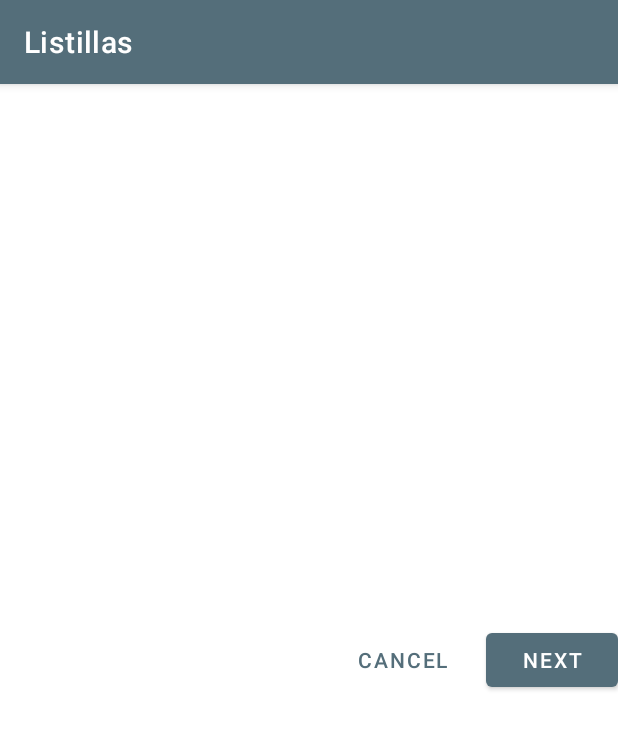
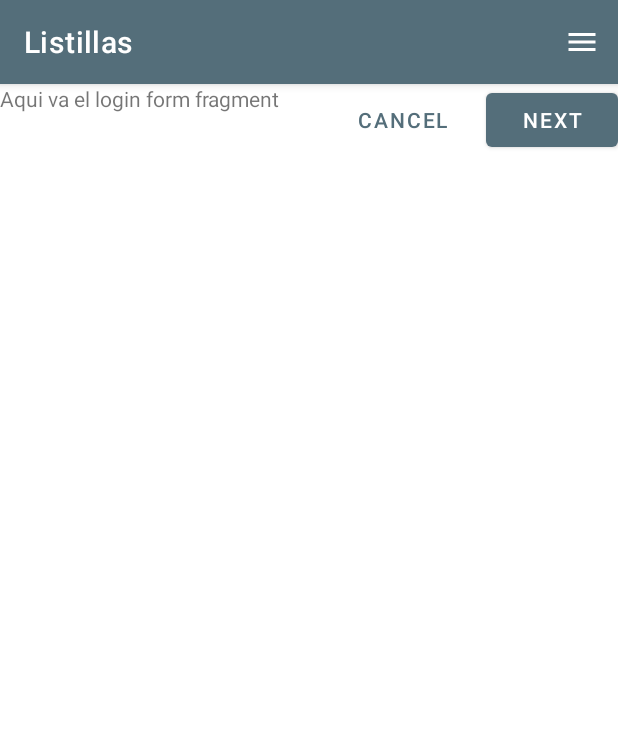
Before and after one commit to SergioGon1980/listillas, an Android app: the screen it shows after launch (MainActivity before the commit, LoginActivity after it), on a phone screen of 412 x 824 dp. Shown: the top 729 px of the screen. Run offline under Robolectric (Android 15) with nearby library versions, the phone set to English and light mode, and no system bars.

```diff
--- a/app/src/main/AndroidManifest.xml
+++ b/app/src/main/AndroidManifest.xml
@@ -9,6 +9,12 @@
         android:roundIcon="@mipmap/ic_launcher_round"
         android:supportsRtl="true"
         android:theme="@style/Theme.Listillas">
+        <activity
+            android:name=".login.LoginActivity"
+            android:exported="false" />
+        <activity
+            android:name=".config.ConfigActivity"
+            android:exported="false" />
         <activity
             android:name=".list.ListaActivity"
             android:exported="false" />
--- a/app/src/main/java/com/example/listillas/MainActivity.kt
+++ b/app/src/main/java/com/example/listillas/MainActivity.kt
@@ -1,11 +1,31 @@
 package com.example.listillas
 
+import android.content.Intent
 import androidx.appcompat.app.AppCompatActivity
 import android.os.Bundle
+import android.view.Menu
+import com.example.listillas.list.ListaActivity
+import com.example.listillas.login.LoginActivity
 
 class MainActivity : AppCompatActivity() {
     override fun onCreate(savedInstanceState: Bundle?) {
         super.onCreate(savedInstanceState)
         setContentView(R.layout.activity_main)
+
+
+
+        // TODO: check configuration an pass parameters to login Activity
+        val isLogged = false
+
+        if (isLogged){
+            startActivity(Intent(this, ListaActivity::class.java).apply { })
+        }else {
+            // TODO: Is firebase or local?
+            //val isLocal = true
+            val intentLogin = Intent(this, LoginActivity::class.java)
+            intentLogin.putExtra("isLocal", false)
+            startActivity (intentLogin)
+        }
     }
+
 }
--- a/app/src/main/java/com/example/listillas/list/ListService.kt
+++ b/app/src/main/java/com/example/listillas/list/ListService.kt
@@ -2,7 +2,7 @@ package com.example.listillas.list
 
 import android.content.Context
 import android.util.Log
-import com.example.listillas.item.Item
+import com.example.listillas.list.item.Item
 import org.json.JSONArray
 import java.io.IOException
 
--- a/app/src/main/java/com/example/listillas/item/Item.kt
+++ b/app/src/main/java/com/example/listillas/list/item/Item.kt
@@ -1,4 +1,4 @@
-package com.example.listillas.item
+package com.example.listillas.list.item
 
 import java.text.SimpleDateFormat
 import java.time.Instant
--- /dev/null
+++ b/app/src/main/java/com/example/listillas/login/LoginActivity.kt
@@ -0,0 +1,52 @@
+package com.example.listillas.login
+
+import androidx.appcompat.app.AppCompatActivity
+import android.os.Bundle
+import android.util.Log
+import android.view.Menu
+import android.view.MenuItem
+import android.widget.FrameLayout
+import com.example.listillas.R
+import com.example.listillas.menu.MenuItems
+
+class LoginActivity : AppCompatActivity() {
+    private var loginContainer: FrameLayout? = null
+
+    override fun onCreate(savedInstanceState: Bundle?) {
+        super.onCreate(savedInstanceState)
+        setContentView(R.layout.activity_login)
+
+        loginContainer = findViewById(R.id.loginContainer)
+        val isLocal = intent.getBooleanExtra("isLocal", true)
+        Log.d("debug", "Islocal " + isLocal)
+
+        if (isLocal) {
+            initLocalJSON()
+        }else {
+            initFirebase()
+        }
+
+    }
+
+    // Menu
+    override fun onCreateOptionsMenu(menu: Menu?): Boolean {
+        menuInflater.inflate(R.menu.menu,menu)
+        return super.onCreateOptionsMenu(menu)
+    }
+
+    override fun onOptionsItemSelected(item: MenuItem): Boolean {
+        MenuItems().itemHandler(item)
+        return super.onOptionsItemSelected(item)
+    }
+
+    fun initFirebase() {
+        var transaction = supportFragmentManager.beginTransaction()
+        transaction.replace(R.id.loginContainer, LoginFormFragment())
+        transaction.commit()
+    }
+
+    fun initLocalJSON() {
+
+    }
+
+}
--- a/app/src/main/java/com/example/listillas/LoginFormFragment.kt
+++ b/app/src/main/java/com/example/listillas/login/LoginFormFragment.kt
@@ -1,4 +1,4 @@
-package com.example.listillas
+package com.example.listillas.login
 
 import android.content.Intent
 import android.os.Bundle
@@ -6,6 +6,7 @@ import android.view.LayoutInflater
 import android.view.View
 import android.view.ViewGroup
 import androidx.fragment.app.Fragment
+import com.example.listillas.R
 import com.example.listillas.list.ListaActivity
 import com.google.android.material.button.MaterialButton
 
--- /dev/null
+++ b/app/src/main/res/drawable/ic_baseline_menu_24.xml
@@ -0,0 +1,5 @@
+<vector android:height="24dp" android:tint="#FFFFFF"
+    android:viewportHeight="24" android:viewportWidth="24"
+    android:width="24dp" xmlns:android="http://schemas.android.com/apk/res/android">
+    <path android:fillColor="@android:color/white" android:pathData="M3,18h18v-2L3,16v2zM3,13h18v-2L3,11v2zM3,6v2h18L21,6L3,6z"/>
+</vector>
--- /dev/null
+++ b/app/src/main/res/layout/activity_login.xml
@@ -0,0 +1,19 @@
+<?xml version="1.0" encoding="utf-8"?>
+<androidx.constraintlayout.widget.ConstraintLayout xmlns:android="http://schemas.android.com/apk/res/android"
+    xmlns:app="http://schemas.android.com/apk/res-auto"
+    xmlns:tools="http://schemas.android.com/tools"
+    android:layout_width="match_parent"
+    android:layout_height="match_parent"
+    tools:context=".login.LoginActivity">
+
+    <FrameLayout
+        android:id="@+id/loginContainer"
+        android:layout_width="match_parent"
+        android:layout_height="match_parent"
+        app:layout_constraintBottom_toBottomOf="parent"
+        app:layout_constraintEnd_toEndOf="parent"
+        app:layout_constraintStart_toStartOf="parent"
+        app:layout_constraintTop_toTopOf="parent"
+        android:layout_gravity="center"/>
+
+</androidx.constraintlayout.widget.ConstraintLayout>
--- a/app/src/main/res/layout/activity_main.xml
+++ b/app/src/main/res/layout/activity_main.xml
@@ -1,22 +1,8 @@
 <?xml version="1.0" encoding="utf-8"?>
 <androidx.constraintlayout.widget.ConstraintLayout xmlns:android="http://schemas.android.com/apk/res/android"
-    xmlns:app="http://schemas.android.com/apk/res-auto"
     xmlns:tools="http://schemas.android.com/tools"
     android:layout_width="match_parent"
     android:layout_height="match_parent"
     tools:context=".MainActivity">
 
-    <androidx.fragment.app.FragmentContainerView
-        android:id="@+id/fragment_container"
-        android:name="com.example.listillas.LoginFormFragment"
-        android:layout_width="wrap_content"
-        android:layout_height="wrap_content"
-        app:layout_constraintBottom_toBottomOf="parent"
-        app:layout_constraintLeft_toLeftOf="parent"
-        app:layout_constraintRight_toRightOf="parent"
-        app:layout_constraintTop_toTopOf="parent"
-        tools:ignore="MissingConstraints"
-    />
-<!--    </androidx.fragment.app.FragmentContainerView> -->
-
 </androidx.constraintlayout.widget.ConstraintLayout>
--- a/app/src/main/res/layout/fragment_login_form.xml
+++ b/app/src/main/res/layout/fragment_login_form.xml
@@ -4,11 +4,18 @@
     xmlns:tools="http://schemas.android.com/tools"
     android:layout_width="match_parent"
     android:layout_height="match_parent"
-    tools:context=".LoginFormFragment">
+    tools:context=".login.LoginFormFragment">
 
     <RelativeLayout
         android:layout_width="match_parent"
         android:layout_height="wrap_content">
+
+        <TextView
+            android:layout_width="wrap_content"
+            android:layout_height="wrap_content"
+            android:text="Aqui va el login form fragment">
+
+        </TextView>
 
         <com.google.android.material.button.MaterialButton
             android:id="@+id/next_button"
--- a/app/src/main/res/layout/item_layout.xml
+++ b/app/src/main/res/layout/item_layout.xml
@@ -37,7 +37,8 @@
                 <TextView
                     android:id="@+id/textTitle"
                     android:layout_width="wrap_content"
-                    android:layout_height="wrap_content">
+                    android:layout_height="wrap_content"
+                    android:textStyle="bold">
 
                 </TextView>
 
--- /dev/null
+++ b/app/src/main/res/menu/menu.xml
@@ -0,0 +1,33 @@
+<?xml version="1.0" encoding="utf-8"?>
+<menu
+    xmlns:android="http://schemas.android.com/apk/res/android"
+    xmlns:app="http://schemas.android.com/apk/res-auto">
+    <item
+        android:id="@+id/rootMenu"
+        android:title=""
+        android:icon="@drawable/ic_baseline_menu_24"
+        app:showAsAction="always">
+
+        <menu>
+            <item
+                android:id="@+id/loginMenu"
+                android:title="Login"
+                app:showAsAction="never" />
+
+            <item
+                android:id="@+id/listMenu"
+                android:title="List"
+                app:showAsAction="never" />
+
+            <item
+                android:id="@+id/configMenu"
+                android:title="Config"
+                app:showAsAction="never" />
+
+
+
+        </menu>
+
+    </item>
+
+</menu>
```
Also changed, not shown: app/src/main/java/com/example/listillas/config/ConfigActivity.kt (added, +12 -0 lines), app/src/main/java/com/example/listillas/list/ListaActivity.kt (+8 -2 lines), app/src/main/java/com/example/listillas/menu/MenuFragment.kt (added, +60 -0 lines), app/src/main/java/com/example/listillas/menu/MenuItems.kt (added, +29 -0 lines), app/src/main/res/layout/activity_config.xml (added, +64 -0 lines), app/src/main/res/layout/fragment_menu.xml (added, +14 -0 lines), app/src/main/res/values/strings.xml (+7 -2 lines).
